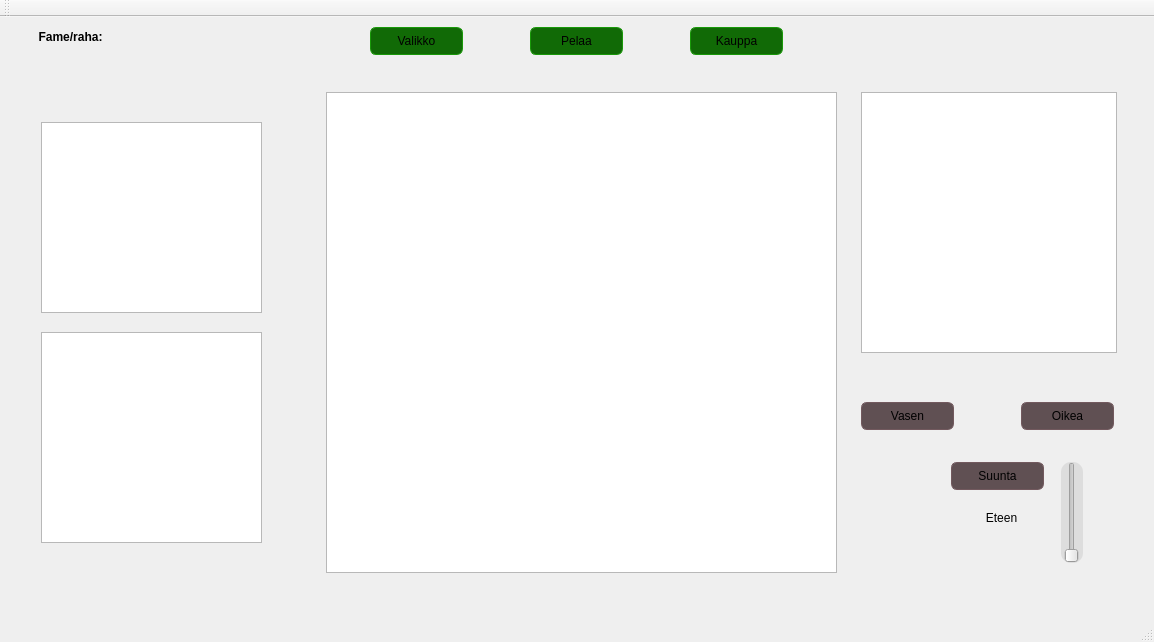
Old version of the form TrainGame/TrainGame/mainwindow.ui in the repository MilanFIN/TrainGame.
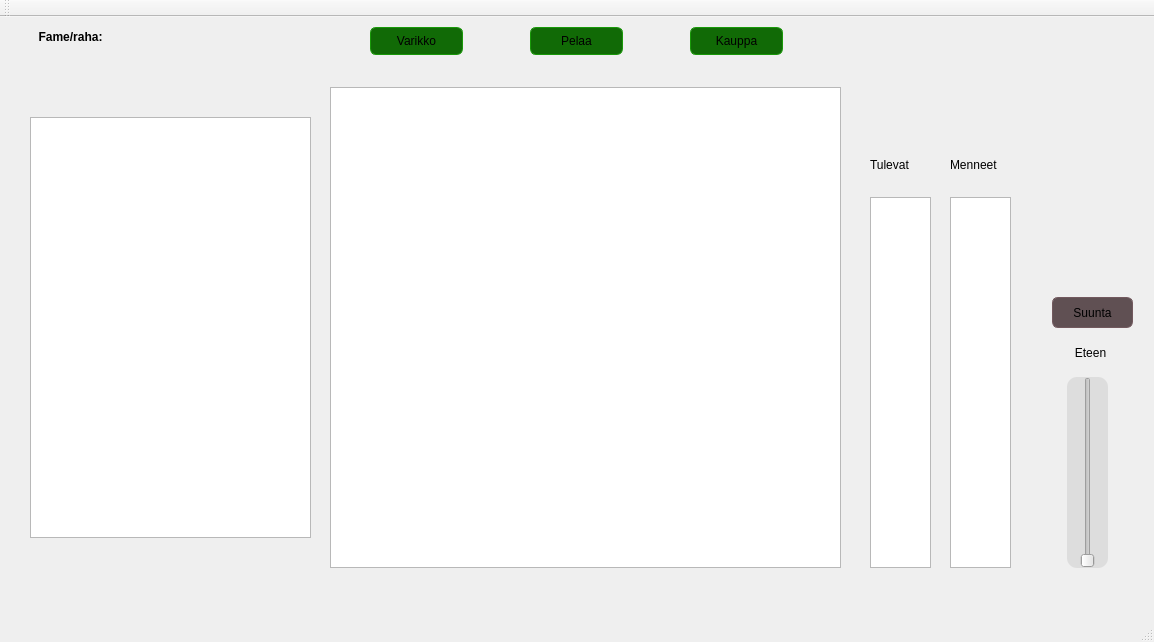
New version of the form. The open tabs and pages were chosen to show the change.

Commit message: ui ja slotteja lisätty

The edit to the form file:
```diff
--- a/TrainGame/TrainGame/mainwindow.ui
+++ b/TrainGame/TrainGame/mainwindow.ui
@@ -17,8 +17,8 @@
    <widget class="QStackedWidget" name="stackedWidget">
     <property name="geometry">
      <rect>
-      <x>11</x>
-      <y>55</y>
+      <x>20</x>
+      <y>60</y>
       <width>1131</width>
       <height>511</height>
      </rect>
@@ -82,8 +82,8 @@
      <widget class="QGraphicsView" name="peliView">
       <property name="geometry">
        <rect>
-        <x>315</x>
-        <y>20</y>
+        <x>310</x>
+        <y>10</y>
         <width>511</width>
         <height>481</height>
        </rect>
@@ -92,102 +92,22 @@
      <widget class="QGraphicsView" name="rautaTieKarttaView">
       <property name="geometry">
        <rect>
-        <x>850</x>
-        <y>20</y>
-        <width>256</width>
-        <height>261</height>
+        <x>10</x>
+        <y>40</y>
+        <width>281</width>
+        <height>421</height>
        </rect>
       </property>
      </widget>
-     <widget class="QTextEdit" name="esteTextEdit">
+     <widget class="QSlider" name="gasSlider">
       <property name="geometry">
        <rect>
-        <x>30</x>
-        <y>50</y>
-        <width>221</width>
+        <x>1047</x>
+        <y>300</y>
+        <width>41</width>
         <height>191</height>
        </rect>
       </property>
-     </widget>
-     <widget class="QTextEdit" name="infoTextEdit">
-      <property name="geometry">
-       <rect>
-        <x>30</x>
-        <y>260</y>
-        <width>221</width>
-        <height>211</height>
-       </rect>
-      </property>
-     </widget>
-     <widget class="QPushButton" name="pushButton">
-      <property name="geometry">
-       <rect>
-        <x>850</x>
-        <y>330</y>
-        <width>93</width>
-        <height>28</height>
-       </rect>
-      </property>
-      <property name="styleSheet">
-       <string notr="true">QPushButton:pressed {
-	background-color: #222222;
-	border: 1px solid #333333;
-}
-QPushButton:hover {
-	background-color: #ccc5c7;
-}
-QPushButton {
-font: 75 12pt &quot;Caladea&quot;;
-border: 1px solid #72595e;
-border-radius: 6px;
-background-color: #605053;
-background-color: qlineargradient(x1: 0, y1: 0, x2: 0, y2: 0.67, 
-            stop: 0 #bdbabb, stop: 1 #605053);
-}</string>
-      </property>
-      <property name="text">
-       <string>Vasen</string>
-      </property>
-     </widget>
-     <widget class="QPushButton" name="pushButton_2">
-      <property name="geometry">
-       <rect>
-        <x>1010</x>
-        <y>330</y>
-        <width>93</width>
-        <height>28</height>
-       </rect>
-      </property>
-      <property name="styleSheet">
-       <string notr="true">QPushButton:pressed {
-	background-color: #222222;
-	border: 1px solid #333333;
-}
-QPushButton:hover {
-	background-color: #ccc5c7;
-}
-QPushButton {
-font: 75 12pt &quot;Caladea&quot;;
-border: 1px solid #72595e;
-border-radius: 6px;
-background-color: #605053;
-background-color: qlineargradient(x1: 0, y1: 0, x2: 0, y2: 0.67, 
-            stop: 0 #bdbabb, stop: 1 #605053);
-}</string>
-      </property>
-      <property name="text">
-       <string>Oikea</string>
-      </property>
-     </widget>
-     <widget class="QSlider" name="kaasuSlider">
-      <property name="geometry">
-       <rect>
-        <x>1050</x>
-        <y>390</y>
-        <width>22</width>
-        <height>101</height>
-       </rect>
-      </property>
       <property name="styleSheet">
        <string notr="true">QSlider  
 {  
@@ -212,6 +132,15 @@
 }  
 </string>
       </property>
+      <property name="minimum">
+       <number>0</number>
+      </property>
+      <property name="maximum">
+       <number>99</number>
+      </property>
+      <property name="sliderPosition">
+       <number>0</number>
+      </property>
       <property name="orientation">
        <enum>Qt::Vertical</enum>
       </property>
@@ -219,10 +148,10 @@
      <widget class="QPushButton" name="suuntaButton">
       <property name="geometry">
        <rect>
-        <x>940</x>
-        <y>390</y>
-        <width>93</width>
-        <height>28</height>
+        <x>1032</x>
+        <y>220</y>
+        <width>81</width>
+        <height>31</height>
        </rect>
       </property>
       <property name="styleSheet">
@@ -249,8 +178,8 @@
      <widget class="QLabel" name="suuntaLabel">
       <property name="geometry">
        <rect>
-        <x>940</x>
-        <y>430</y>
+        <x>1020</x>
+        <y>260</y>
         <width>101</width>
         <height>31</height>
        </rect>
@@ -262,6 +191,52 @@
        <set>Qt::AlignCenter</set>
       </property>
      </widget>
+     <widget class="QListView" name="nextStations">
+      <property name="geometry">
+       <rect>
+        <x>850</x>
+        <y>120</y>
+        <width>61</width>
+        <height>371</height>
+       </rect>
+      </property>
+     </widget>
+     <widget class="QListView" name="passedStations">
+      <property name="geometry">
+       <rect>
+        <x>930</x>
+        <y>120</y>
+        <width>61</width>
+        <height>371</height>
+       </rect>
+      </property>
+     </widget>
+     <widget class="QLabel" name="comingLabel">
+      <property name="geometry">
+       <rect>
+        <x>850</x>
+        <y>80</y>
+        <width>55</width>
+        <height>16</height>
+       </rect>
+      </property>
+      <property name="text">
+       <string>Tulevat</string>
+      </property>
+     </widget>
+     <widget class="QLabel" name="passedLabel">
+      <property name="geometry">
+       <rect>
+        <x>930</x>
+        <y>80</y>
+        <width>55</width>
+        <height>16</height>
+       </rect>
+      </property>
+      <property name="text">
+       <string>Menneet</string>
+      </property>
+     </widget>
     </widget>
     <widget class="QWidget" name="kauppaPage">
      <widget class="QPushButton" name="ostaButton">
@@ -634,7 +609,7 @@
 }</string>
     </property>
     <property name="text">
-     <string>Valikko</string>
+     <string>Varikko</string>
     </property>
    </widget>
    <widget class="QPushButton" name="kauppaButton">
```
Left out of the diff: 64 changed lines with no effect on the pictures. The commit also changes 3 other files.
